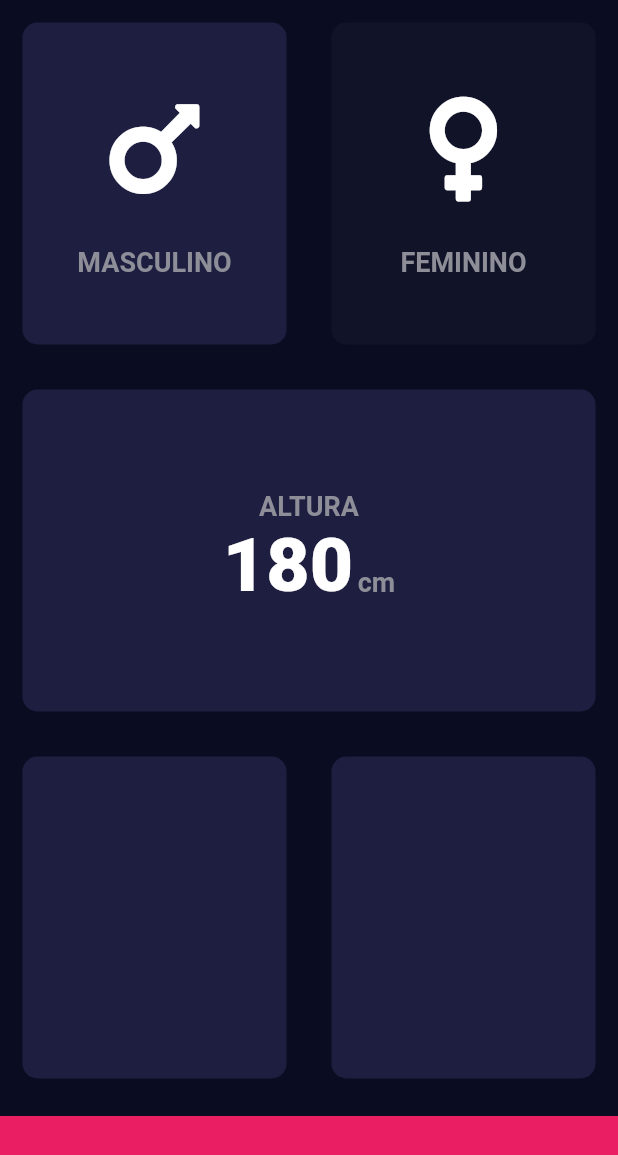
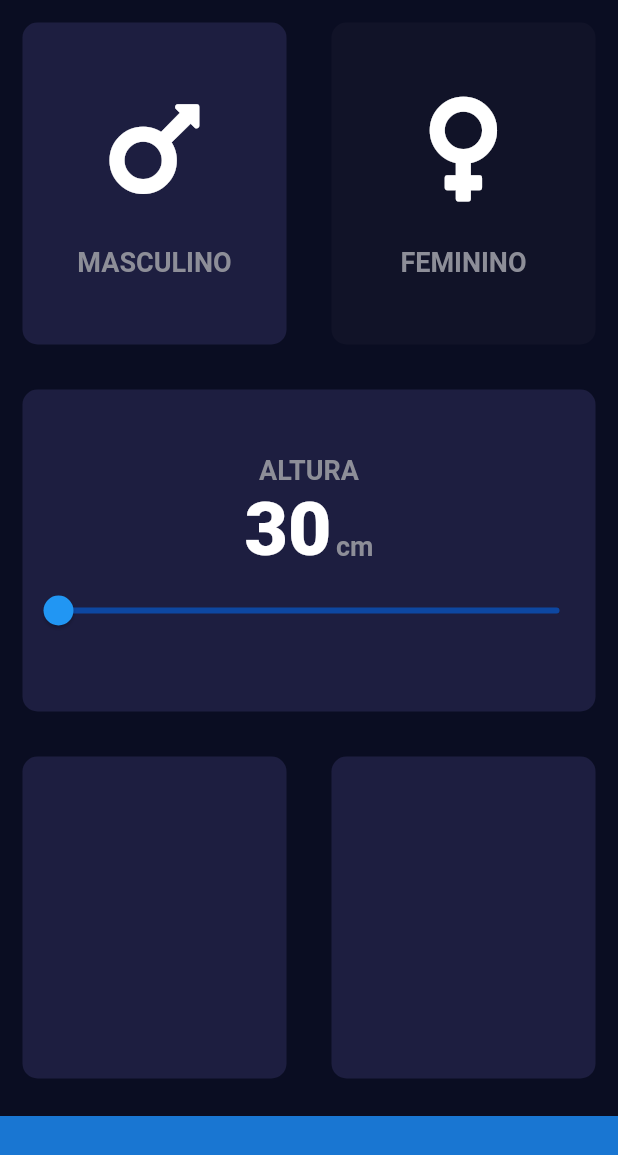
Before and after one commit to Esan2019/Flutter-BMI-Calculator, a Flutter app: the screen it shows after launch, on a phone screen of 412 x 824 dp. Shown: the top 1155 px of the screen. Run offline on Flutter 3.47's test engine with Material 2 defaults, Android fonts, the phone set to English and light mode, and no system bars; our stand-ins replace font_awesome_flutter.

Commit message:
Height card fully implemented and accent color changed to blue

```diff
--- a/lib/input_page.dart
+++ b/lib/input_page.dart
@@ -15,6 +15,7 @@ class InputPage extends StatefulWidget {
 class _InputPageState extends State<InputPage> {
 
   Gender selectedGender = Gender.male;
+  int height = 30;
 
   @override
   Widget build(BuildContext context) {
@@ -68,10 +69,22 @@ class _InputPageState extends State<InputPage> {
                         mainAxisAlignment: MainAxisAlignment.center,
                         crossAxisAlignment: CrossAxisAlignment.baseline,
                         children: <Widget>[
-                          Text('180', style: kNumberLabel,),
+                          Text(height.toString(), style: kNumberLabel,),
                           SizedBox(width: 3.0,),
                           Text('cm', style: kTextLabel,),
                         ],
+                      ),
+                      Slider(
+                        activeColor: Colors.blue,
+                        inactiveColor: Colors.blue[900],
+                        min: 30.0,
+                        max: 300.0,
+                        value: height.toDouble(),
+                        onChanged: (double newValue) {
+                          setState(() {
+                            height = newValue.toInt();
+                          });
+                        },
                       )
                     ],
                   ),
@@ -90,7 +103,7 @@ class _InputPageState extends State<InputPage> {
                 ),
               ),
               Container(
-                color: Colors.pink,
+                color: Colors.blue[700],
                 width: double.infinity,
                 height: 80.0,
                 margin: EdgeInsets.only(top: 10.0),
```
